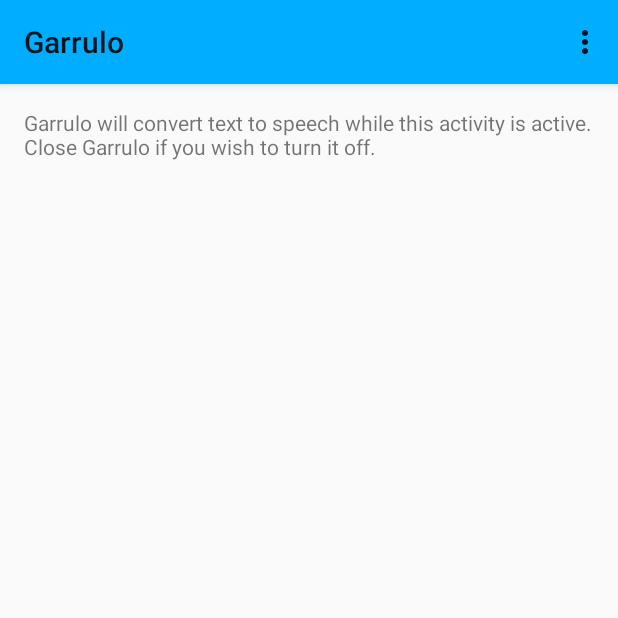
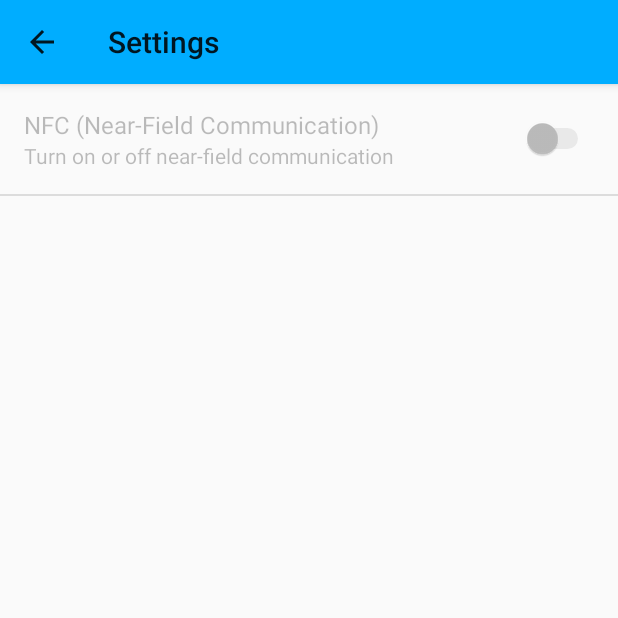
Before and after one commit to glasstowerstudios/garrulo, an Android app: the screen it shows after launch (GarruloMainActivity before the commit, SettingsActivity after it), in the options menu, after a tap on "Settings", on a phone screen of 412 x 824 dp, the top half of it. Run offline under Robolectric (Android 15) with nearby library versions, the phone set to English and light mode, and no system bars.

Commit message:
(#1): Add a settings activity to control whether or not NFC is enabled.

```diff
--- a/Garrulo/build.gradle
+++ b/Garrulo/build.gradle
@@ -30,4 +30,5 @@ repositories {
 dependencies {
   compile fileTree(dir: 'libs', include: ['*.jar'])
   compile 'com.googlecode.libphonenumber:libphonenumber:7.0.1'
+  compile 'com.android.support:support-v4:21.0.3'
 }
--- a/Garrulo/src/main/java/com/glasstowerstudios/garrulo/ui/GarruloMainActivity.java
+++ b/Garrulo/src/main/java/com/glasstowerstudios/garrulo/ui/GarruloMainActivity.java
@@ -45,6 +45,11 @@ public class GarruloMainActivity
     }
 
     @Override
+    public void onResume() {
+        super.onResume();
+    }
+
+    @Override
     public boolean onCreateOptionsMenu(Menu menu) {
         // Inflate the menu; this adds items to the action bar if it is present.
         getMenuInflater().inflate(R.menu.menu_garrulo_main, menu);
@@ -60,7 +65,8 @@ public class GarruloMainActivity
 
         switch (id) {
             case R.id.action_settings:
-                return true;
+                startActivity(new Intent(this, SettingsActivity.class));
+                break;
             case R.id.action_test:
                 runSpeakingTest();
                 break;
--- /dev/null
+++ b/Garrulo/src/main/java/com/glasstowerstudios/garrulo/ui/SettingsActivity.java
@@ -0,0 +1,239 @@
+package com.glasstowerstudios.garrulo.ui;
+
+import android.app.AlertDialog;
+import android.content.Context;
+import android.content.DialogInterface;
+import android.content.Intent;
+import android.content.res.Configuration;
+import android.content.res.Resources;
+import android.nfc.NfcAdapter;
+import android.nfc.NfcManager;
+import android.os.Build;
+import android.os.Bundle;
+import android.preference.Preference;
+import android.preference.PreferenceActivity;
+import android.preference.PreferenceFragment;
+import android.preference.SwitchPreference;
+import android.provider.Settings;
+import android.support.v4.app.NavUtils;
+import android.util.AttributeSet;
+import android.util.Log;
+import android.view.MenuItem;
+import android.view.View;
+import android.widget.Toast;
+
+import com.glasstowerstudios.garrulo.R;
+import com.glasstowerstudios.garrulo.app.GarruloApplication;
+
+/**
+ * A {@link PreferenceActivity} that presents a set of application settings. On
+ * handset devices, settings are presented as a single list. On tablets,
+ * settings are split by category, with category headers shown to the left of
+ * the list of settings.
+ * <p/>
+ * See <a href="http://developer.android.com/design/patterns/settings.html">
+ * Android Design: Settings</a> for design guidelines and the <a
+ * href="http://developer.android.com/guide/topics/ui/settings.html">Settings
+ * API Guide</a> for more information on developing a Settings UI.
+ */
+public class SettingsActivity extends PreferenceActivity {
+    private static final String LOGTAG = SettingsActivity.class.getSimpleName();
+
+    // We store a reference to the NFC preference so we can switch it off again if the user doesn't
+    // enable NFC.
+    private SwitchPreference mNFCPreference;
+
+    private Preference.OnPreferenceChangeListener mCheckSystemSettingsListener =
+            new Preference.OnPreferenceChangeListener() {
+
+                @Override
+                public boolean onPreferenceChange(Preference aPref, Object aNewValue) {
+                    if (aPref instanceof SwitchPreference) {
+                        Boolean value = (Boolean)aNewValue;
+
+                        // If we're enabling NFC, then let's check to make sure it can be enabled.
+                        if (value.booleanValue()) {
+                            SwitchPreference switchPref = (SwitchPreference) aPref;
+                            if (switchPref.getKey().equals(GarruloApplication.getInstance().getResources().getString(R.string.pref_key_nfc_onoff))) {
+                                if (switchPref.isEnabled()) {
+                                    // Verify NFC is enabled in the System Settings
+                                    Context appContext = GarruloApplication.getInstance();
+                                    Resources appResources = appContext.getResources();
+                                    if (!isNFCEnabled()) {
+                                        // NFC is available but not enabled on this device.
+                                        DialogInterface.OnClickListener listener = new DialogInterface.OnClickListener() {
+                                            @Override
+                                            public void onClick(DialogInterface aDialog, int aWhich) {
+                                                if (aWhich == DialogInterface.BUTTON_NEGATIVE) {
+                                                    mNFCPreference.setChecked(false);
+                                                } else {
+                                                    Intent settingsIntent = new Intent(Settings.ACTION_NFC_SETTINGS);
+                                                    SettingsActivity.this.startActivity(settingsIntent);
+                                                }
+
+                                                aDialog.dismiss();
+                                            }
+                                        };
+
+                                        AlertDialog.Builder dialogBuilder = new AlertDialog.Builder(SettingsActivity.this);
+                                        dialogBuilder.setTitle(appResources.getString(R.string.pref_nfc_settings_alert_title));
+                                        dialogBuilder.setMessage(appResources.getString(R.string.pref_nfc_settings_alert_message));
+                                        dialogBuilder.setNegativeButton(R.string.pref_nfc_settings_negative, listener);
+                                        dialogBuilder.setPositiveButton(R.string.pref_nfc_settings_positive, listener);
+                                        AlertDialog dialog = dialogBuilder.create();
+                                        dialog.show();
+                                    }
+                                }
+                            }
+                        }
+                    }
+
+                    return true;
+                }
+            };
+    /**
+     * Determines whether to always show the simplified settings UI, where
+     * settings are presented in a single list. When false, settings are shown
+     * as a master/detail two-pane view on tablets. When true, a single pane is
+     * shown on tablets.
+     */
+    private static final boolean ALWAYS_SIMPLE_PREFS = false;
+
+    @Override
+    protected void onCreate(Bundle savedInstanceState) {
+        super.onCreate(savedInstanceState);
+    }
+
+    @Override
+    protected void onResume() {
+        super.onResume();
+
+        // Check if NFC is enabled
+        if (!isNFCEnabled() && mNFCPreference.isChecked()) {
+            mNFCPreference.setChecked(false);
+        }
+    }
+
+    @Override
+    public boolean onOptionsItemSelected(MenuItem item) {
+        int id = item.getItemId();
+        if (id == android.R.id.home) {
+            // This ID represents the Home or Up button. In the case of this
+            // activity, the Up button is shown. Use NavUtils to allow users
+            // to navigate up one level in the application structure. For
+            // more details, see the Navigation pattern on Android Design:
+            //
+            // http://developer.android.com/design/patterns/navigation.html#up-vs-back
+            //
+            // TODO: If Settings has multiple levels, Up should navigate up
+            // that hierarchy.
+            NavUtils.navigateUpFromSameTask(this);
+            return true;
+        }
+        return super.onOptionsItemSelected(item);
+    }
+
+    @Override
+    protected void onPostCreate(Bundle savedInstanceState) {
+        super.onPostCreate(savedInstanceState);
+
+        setupSimplePreferencesScreen();
+    }
+
+    /**
+     * Shows the simplified settings UI if the device configuration if the
+     * device configuration dictates that a simplified, single-pane UI should be
+     * shown.
+     */
+    private void setupSimplePreferencesScreen() {
+        if (!isSimplePreferences(this)) {
+            return;
+        }
+
+        // In the simplified UI, fragments are not used at all and we instead
+        // use the older PreferenceActivity APIs.
+
+        // Add 'general' preferences.
+        addPreferencesFromResource(R.xml.pref_general);
+
+        mNFCPreference = (SwitchPreference)findPreference(getResources().getString(R.string.pref_key_nfc_onoff));
+        mNFCPreference.setOnPreferenceChangeListener(mCheckSystemSettingsListener);
+        if (!isNFCAvailable()) {
+            mNFCPreference.setEnabled(false);
+            // NFC is not available on this device.
+            Log.e(LOGTAG, "Unable to enable NFC adapter - hardware unavailable");
+            Toast.makeText(this, getResources().getString(R.string.pref_nfc_not_available), Toast.LENGTH_LONG).show();
+        }
+    }
+
+    /**
+     * {@inheritDoc}
+     */
+    @Override
+    public boolean onIsMultiPane() {
+        return isXLargeTablet(this) && !isSimplePreferences(this);
+    }
+
+    /**
+     * Helper method to determine if the device has an extra-large screen. For
+     * example, 10" tablets are extra-large.
+     */
+    private static boolean isXLargeTablet(Context context) {
+        return (context.getResources().getConfiguration().screenLayout
+                & Configuration.SCREENLAYOUT_SIZE_MASK) >= Configuration.SCREENLAYOUT_SIZE_XLARGE;
+    }
+
+    /**
+     * Determines whether the simplified settings UI should be shown. This is
+     * true if this is forced via {@link #ALWAYS_SIMPLE_PREFS}, or the device
+     * doesn't have newer APIs like {@link PreferenceFragment}, or the device
+     * doesn't have an extra-large screen. In these cases, a single-pane
+     * "simplified" settings UI should be shown.
+     */
+    private static boolean isSimplePreferences(Context context) {
+        return ALWAYS_SIMPLE_PREFS
+                || Build.VERSION.SDK_INT < Build.VERSION_CODES.HONEYCOMB
+                || !isXLargeTablet(context);
+    }
+
+    /**
+     * Determines if this device supports near-field communication, and if so, if near-field
+     * communication is enabled.
+     *
+     * @return true, if this device supports NFC and NFC is enabled; false, otherwise.
+     */
+    private boolean isNFCEnabled() {
+        if (!isNFCAvailable()) {
+            return false;
+        }
+
+        Context appContext = GarruloApplication.getInstance();
+        final NfcManager manager = (NfcManager) appContext.getSystemService(Context.NFC_SERVICE);
+        NfcAdapter adapter = manager.getDefaultAdapter();
+        return adapter.isEnabled();
+    }
+
+    /**
+     * Determines if the hardware on this device allows for near-field communication.
+     *
+     * @return true, if this device supports NFC; false, otherwise.
+     */
+    private boolean isNFCAvailable() {
+        Context appContext = GarruloApplication.getInstance();
+        final NfcManager manager = (NfcManager) appContext.getSystemService(Context.NFC_SERVICE);
+        NfcAdapter adapter = manager.getDefaultAdapter();
+        return !(adapter == null);
+    }
+
+    /**
+     * This fragment shows general preferences only. It is used when the
+     * activity is showing a two-pane settings UI.
+     */
+    public static class GeneralPreferenceFragment extends PreferenceFragment {
+        @Override
+        public void onCreate(Bundle savedInstanceState) {
+            super.onCreate(savedInstanceState);
+            addPreferencesFromResource(R.xml.pref_general);
+        }
+    }
+}
--- a/Garrulo/src/main/res/values/strings.xml
+++ b/Garrulo/src/main/res/values/strings.xml
@@ -13,4 +13,16 @@
 
     <!-- Spoken Strings -->
     <string name="new_message_from_prefix">New text message from </string>
+
+    <!-- Settings Strings -->
+    <string name="title_activity_settings">Settings</string>
+    <string name="pref_header_general">General</string>
+    <string name="pref_key_nfc_onoff">garrulo.nfcenabled</string>
+    <string name="pref_title_nfc_onoff">NFC (Near-Field Communication)</string>
+    <string name="pref_summary_nfc_onoff">Turn on or off near-field communication</string>
+    <string name="pref_nfc_not_available">NFC not available on this device</string>
+    <string name="pref_nfc_settings_alert_title">NFC Disabled</string>
+    <string name="pref_nfc_settings_alert_message">NFC is currently disabled in the system settings. Would you like to navigate to the system settings to turn it on?</string>
+    <string name="pref_nfc_settings_negative">No</string>
+    <string name="pref_nfc_settings_positive">Yes</string>
 </resources>
--- /dev/null
+++ b/Garrulo/src/main/res/xml/pref_general.xml
@@ -0,0 +1,38 @@
+<PreferenceScreen xmlns:android="http://schemas.android.com/apk/res/android">
+
+    <SwitchPreference
+        android:key="@string/pref_key_nfc_onoff"
+        android:title="@string/pref_title_nfc_onoff"
+        android:summary="@string/pref_summary_nfc_onoff"
+        android:defaultValue="false" />
+    <!--<CheckBoxPreference-->
+        <!--android:key="example_checkbox"-->
+        <!--android:title="@string/pref_title_social_recommendations"-->
+        <!--android:summary="@string/pref_description_social_recommendations"-->
+        <!--android:defaultValue="true" />-->
+
+    <!-- NOTE: EditTextPreference accepts EditText attributes. -->
+    <!-- NOTE: EditTextPreference's summary should be set to its value by the activity code. -->
+    <!--<EditTextPreference-->
+        <!--android:key="example_text"-->
+        <!--android:title="@string/pref_title_display_name"-->
+        <!--android:defaultValue="@string/pref_default_display_name"-->
+        <!--android:selectAllOnFocus="true"-->
+        <!--android:inputType="textCapWords"-->
+        <!--android:capitalize="words"-->
+        <!--android:singleLine="true"-->
+        <!--android:maxLines="1" />-->
+
+    <!-- NOTE: Hide buttons to simplify the UI. Users can touch outside the dialog to
+         dismiss it. -->
+    <!-- NOTE: ListPreference's summary should be set to its value by the activity code. -->
+    <!--<ListPreference-->
+        <!--android:key="example_list"-->
+        <!--android:title="@string/pref_title_add_friends_to_messages"-->
+        <!--android:defaultValue="-1"-->
+        <!--android:entries="@array/pref_example_list_titles"-->
+        <!--android:entryValues="@array/pref_example_list_values"-->
+        <!--android:negativeButtonText="@null"-->
+        <!--android:positiveButtonText="@null" />-->
+
+</PreferenceScreen>
```
Also changed, not shown: Garrulo/src/main/AndroidManifest.xml (+21 -9 lines), Garrulo/src/main/res/xml/pref_headers.xml (added, +7 -0 lines).
